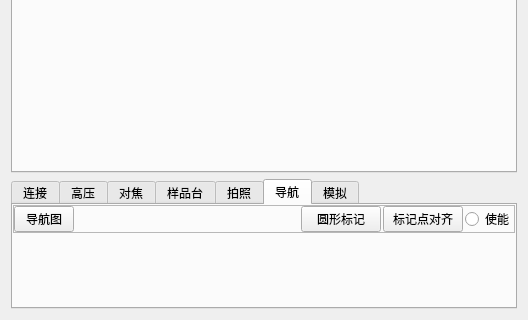
Above: zemrpc/gui/zemrpc_win.ui from zem-lab/pyzemrpc before the change; both pictures show x 0 to 528 and y 385 to 705 of the 528 by 705 pixel window. Below: the same form after it.
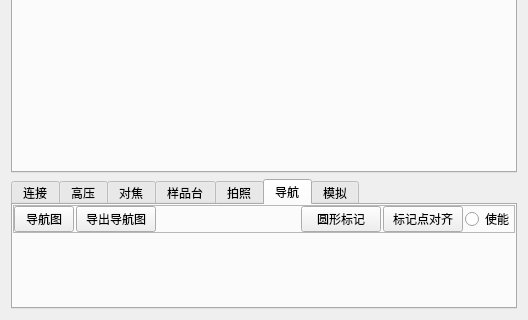
That is the form after the change. The open tabs and pages were chosen to show the change. Custom widgets are drawn as their Qt base class.

Commit message: feat: 支持导出导航图和光导系数

Diff of the .ui file:
```diff
--- a/zemrpc/gui/zemrpc_win.ui
+++ b/zemrpc/gui/zemrpc_win.ui
@@ -1239,6 +1239,19 @@
             </property>
            </widget>
           </item>
+          <item>
+           <widget class="QPushButton" name="btn_export_nav_img">
+            <property name="sizePolicy">
+             <sizepolicy hsizetype="Maximum" vsizetype="Fixed">
+              <horstretch>0</horstretch>
+              <verstretch>0</verstretch>
+             </sizepolicy>
+            </property>
+            <property name="text">
+             <string>导出导航图</string>
+            </property>
+           </widget>
+          </item>
           <item>
            <spacer name="horizontalSpacer_8">
             <property name="orientation">
```
The commit also changes 3 other files.
